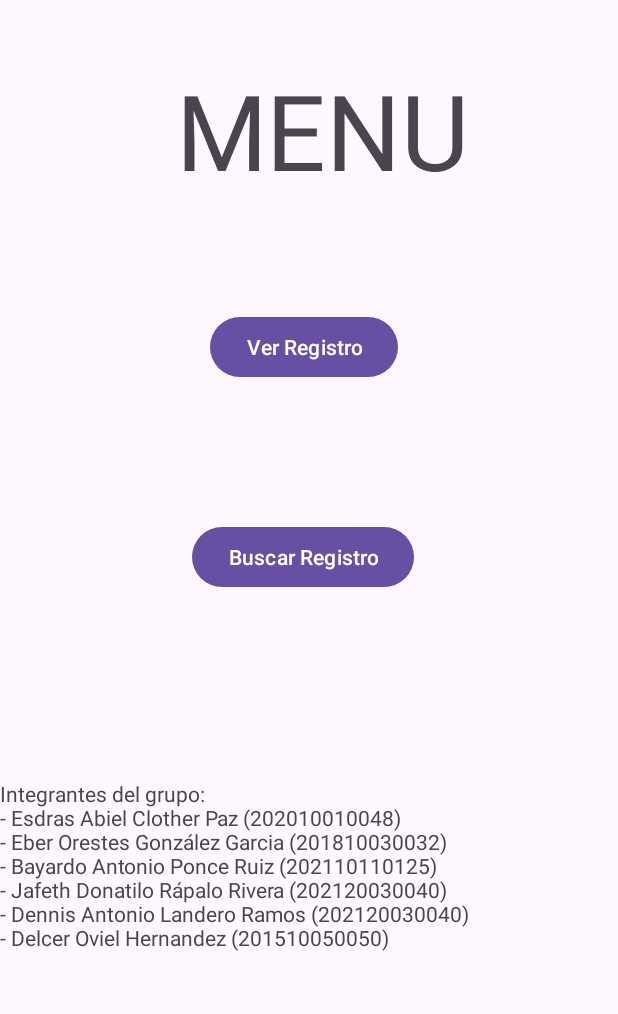
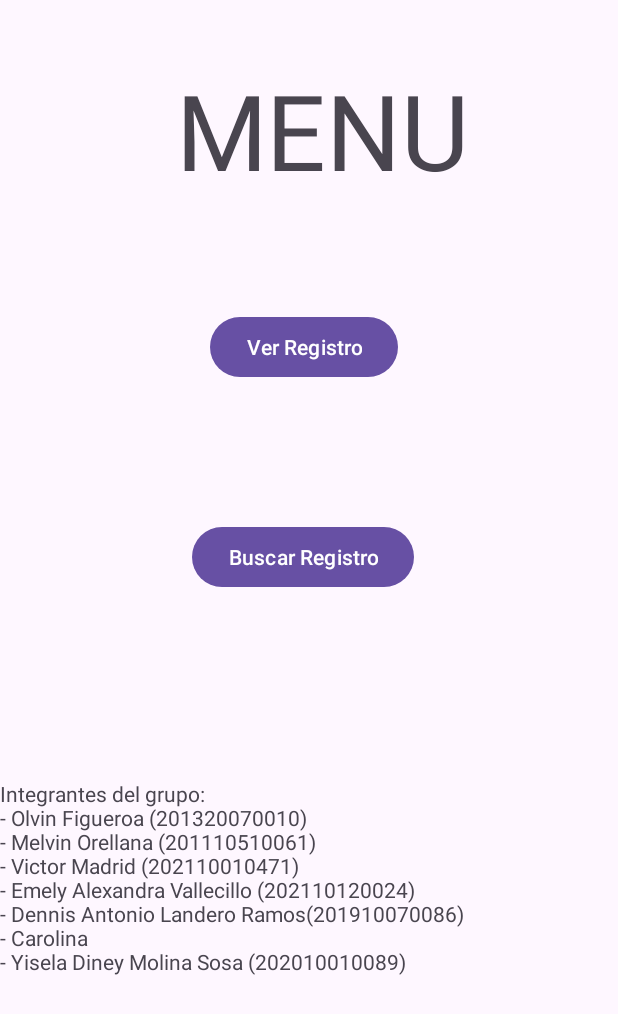
Before and after one commit to yiselamolina1997/Tarea2.2PM01_Grupo5, an Android app: the screen it shows after launch (MainActivity), on a phone screen of 412 x 824 dp. Shown: the top 1014 px of the screen. Run offline under Robolectric (Android 15) with nearby library versions, the phone set to English and light mode, and no system bars.

Commit message:
First Commit

```diff
--- a/app/src/main/java/com/example/tarea2p2/MainActivity.java
+++ b/app/src/main/java/com/example/tarea2p2/MainActivity.java
@@ -20,12 +20,13 @@ public class MainActivity extends AppCompatActivity {
 
         TextView textView3 = (TextView) findViewById(R.id.textView3);
         textView3.setText("Integrantes del grupo: \n" +
-                "- Esdras Abiel Clother Paz (202010010048)\n" +
-                "- Eber Orestes González Garcia (201810030032)\n" +
-                "- Bayardo Antonio Ponce Ruiz (202110110125)\n" +
-                "- Jafeth Donatilo Rápalo Rivera (202120030040)\n" +
-                "- Dennis Antonio Landero Ramos (202120030040)\n" +
-                "- Delcer Oviel Hernandez (201510050050)");
+                "- Olvin Figueroa (201320070010)\n" +
+                "- Melvin Orellana (201110510061)\n" +
+                "- Victor Madrid (202110010471)\n" +
+                "- Emely Alexandra Vallecillo (202110120024)\n" +
+                "- Dennis Antonio Landero Ramos(201910070086)\n" +
+                "- Carolina \n" +
+                "- Yisela Diney Molina Sosa (202010010089)");
 
     }
 
```
